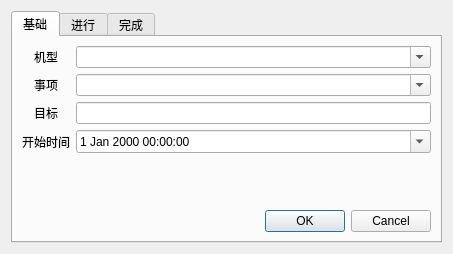
Before: the Qt Designer form uidayreport.ui in ncs19960831/Report, drawn with Qt 5.
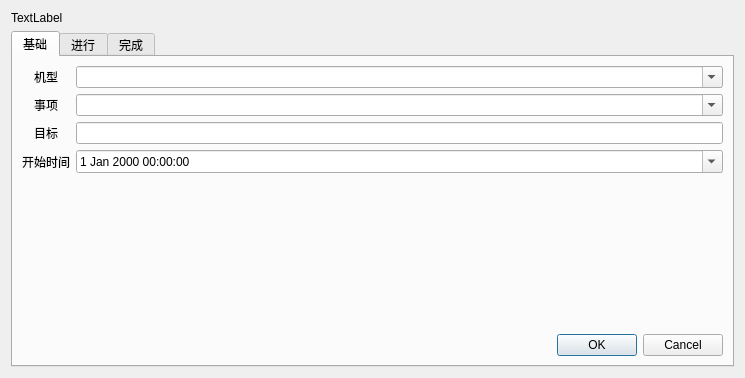
After: the same form once the commit is applied. The open tabs and pages were chosen to show the change.

Patch:
```diff
--- a/uidayreport.ui
+++ b/uidayreport.ui
@@ -6,15 +6,15 @@
    <rect>
     <x>0</x>
     <y>0</y>
-    <width>453</width>
-    <height>254</height>
+    <width>745</width>
+    <height>378</height>
    </rect>
   </property>
   <property name="windowTitle">
    <string>Dialog</string>
   </property>
   <layout class="QGridLayout" name="gridLayout_3">
-   <item row="0" column="0">
+   <item row="1" column="0">
     <layout class="QGridLayout" name="gridLayout_2">
      <property name="sizeConstraint">
       <enum>QLayout::SetDefaultConstraint</enum>
@@ -224,6 +224,13 @@
      </item>
     </layout>
    </item>
+   <item row="0" column="0">
+    <widget class="QLabel" name="label">
+     <property name="text">
+      <string>TextLabel</string>
+     </property>
+    </widget>
+   </item>
   </layout>
  </widget>
  <resources/>
```
Left out of the diff: 2 changed lines with no effect on the pictures.
